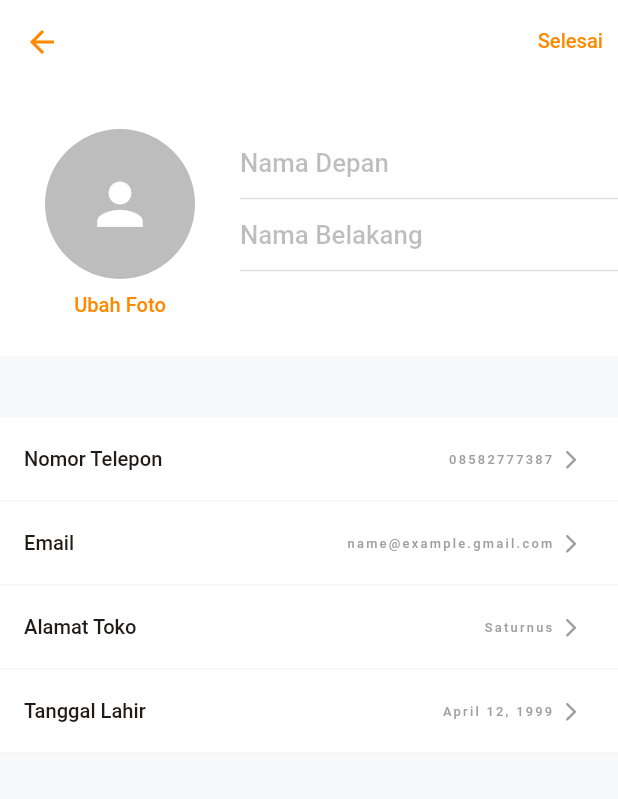
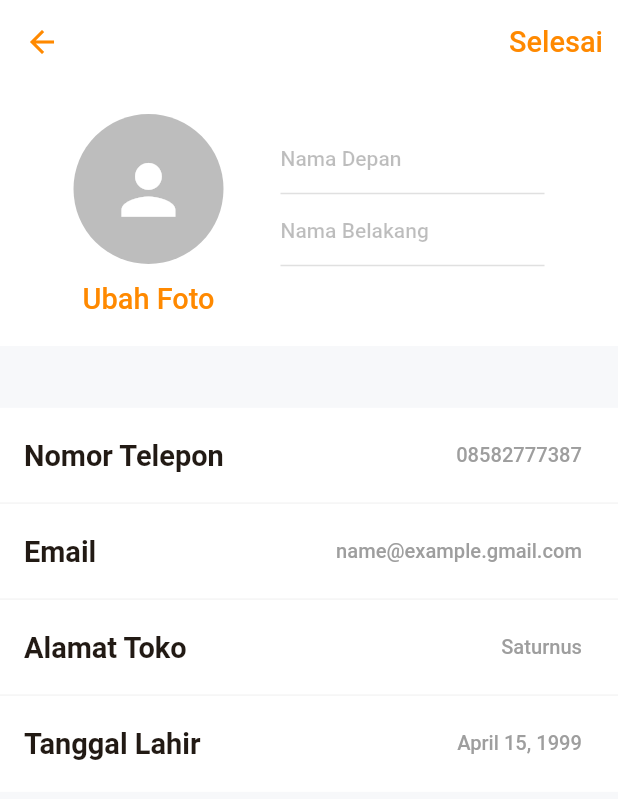
Before and after one commit to MirzaMlna/Tambalin, a Flutter app: the MyAccount screen opened directly, after a tap on "Ubah", on a phone screen of 412 x 824 dp. Shown: the top 799 px of the screen. Run offline on Flutter 3.47's test engine with Material 2 defaults, Android fonts, the light colour scheme and no system bars; our stand-ins replace chat_bubbles, get, google_fonts, responsive_sizer, settings_ui; missing offline and left inert: flutter_verification_code.

Commit message:
📦️💄Changing Font SIze, Add Order Room Chat View

```diff
--- a/lib/setting_pages/my_account_pages/my_account_edit.dart
+++ b/lib/setting_pages/my_account_pages/my_account_edit.dart
@@ -1,20 +1,13 @@
 import 'package:flutter/material.dart';
+import 'package:get/get.dart';
 import 'package:responsive_sizer/responsive_sizer.dart';
-import 'package:tambalin_app/setting_pages/my_account_pages/my_account_page.dart';
 import 'package:tambalin_app/utlis/color_pallete.dart';
 
-class MyAccountEdit extends StatefulWidget {
-  const MyAccountEdit({Key? key}) : super(key: key);
+class MyAccountEdit extends GetView<MenuController> {
+  const MyAccountEdit({super.key});
 
   @override
-  State<MyAccountEdit> createState() => _MyAccountEditState();
-}
-
-class _MyAccountEditState extends State<MyAccountEdit> {
-  @override
   Widget build(BuildContext context) {
-
-
     return Scaffold(
       backgroundColor: const Color(0xFFF7F8FA),
       appBar: AppBar(
@@ -39,7 +32,7 @@ class _MyAccountEditState extends State<MyAccountEdit> {
                     style: TextStyle(
                         fontWeight: FontWeight.w500,
                         color: tambalinPrimary,
-                          fontSize: 15.sp),
+                        fontSize: 18.sp),
                   ),
                 ),
               )
@@ -52,49 +45,51 @@ class _MyAccountEditState extends State<MyAccountEdit> {
           children: [
             Container(
               width: 100.w,
-                height: 22.h,
+              padding: const EdgeInsets.symmetric(vertical: 20, horizontal: 30),
               color: Colors.white,
               child: Row(
                 crossAxisAlignment: CrossAxisAlignment.center,
+                mainAxisAlignment: MainAxisAlignment.spaceAround,
                 children: [
-                    GestureDetector(
+                  Flexible(
+                    child: GestureDetector(
                       child: Column(
+                        crossAxisAlignment: CrossAxisAlignment.center,
                         children: [
-                          Container(
-                            margin: const EdgeInsets.fromLTRB(
-                                30.0, 30.0, 30.0, 10.0),
-                            child: const CircleAvatar(
+                          CircleAvatar(
                             radius: 50,
                             backgroundColor: Colors.black26,
                             child: Icon(
                               Icons.person,
-                                size: 45,
+                              size: 30.sp,
                               color: Colors.white,
                             ),
                           ),
+                          SizedBox(
+                            height: 14.sp,
                           ),
                           Text(
                             'Ubah Foto',
                             style: TextStyle(
                                 fontWeight: FontWeight.w500,
                                 color: tambalinPrimary,
-                                fontSize: 15.sp),
+                                fontSize: 18.sp),
                           )
                         ],
+                      ),
                     ),
                   ),
                   Flexible(
                     child: SizedBox(
                       height: 15.h, // Atur tinggi sesuai kebutuhan
-                        child: Column(
+                      child: const Column(
                         crossAxisAlignment: CrossAxisAlignment.start,
                         children: [
                           TextField(
                             decoration: InputDecoration(
                               hintText: 'Nama Depan',
-                                hintStyle: TextStyle(
-                                    color: Colors.black26, fontSize: 17.sp),
-                                enabledBorder: const UnderlineInputBorder(
+                              hintStyle: TextStyle(color: Colors.black26),
+                              enabledBorder: UnderlineInputBorder(
                                 borderSide: BorderSide(color: Colors.black12),
                               ),
                             ),
@@ -102,9 +97,8 @@ class _MyAccountEditState extends State<MyAccountEdit> {
                           TextField(
                             decoration: InputDecoration(
                               hintText: 'Nama Belakang',
-                                hintStyle: TextStyle(
-                                    color: Colors.black26, fontSize: 17.sp),
-                                enabledBorder: const UnderlineInputBorder(
+                              hintStyle: TextStyle(color: Colors.black26),
+                              enabledBorder: UnderlineInputBorder(
                                 borderSide: BorderSide(color: Colors.black12),
                               ),
                             ),
@@ -119,17 +113,87 @@ class _MyAccountEditState extends State<MyAccountEdit> {
             SizedBox(
               height: 5.h,
             ),
-              const MyAccountList(
-                  title: 'Nomor Telepon', subtitle: '08582777387'),
-              const MyAccountList(
-                  title: 'Email', subtitle: 'name@example.gmail.com'),
-              const MyAccountList(
-                  title: 'Alamat Toko', subtitle: 'Saturnus'),
-              const MyAccountList(
-                  title: 'Tanggal Lahir', subtitle: 'April 12, 1999'),
+            ListView.separated(
+              shrinkWrap: true,
+              physics: const NeverScrollableScrollPhysics(),
+              itemCount: accountTiles.length,
+              itemBuilder: (context, index) => EditAccountForm(
+                title: accountTiles[index].title,
+                subtitle: accountTiles[index].subtitle,
+              ),
+              separatorBuilder: (context, index) => Divider(
+                thickness: 1,
+                height: 0,
+                color: Colors.grey[100],
+              ),
+            ),
           ],
         ),
       ),
     );
   }
 }
+
+List<EditAccountForm> accountTiles = const [
+  EditAccountForm(
+    title: 'Nomor Telepon',
+    subtitle: '08582777387',
+  ),
+  EditAccountForm(
+    title: 'Email',
+    subtitle: 'name@example.gmail.com',
+  ),
+  EditAccountForm(
+    title: 'Alamat Toko',
+    subtitle: 'Saturnus',
+  ),
+  EditAccountForm(
+    title: 'Tanggal Lahir',
+    subtitle: 'April 15, 1999',
+  ),
+];
+
+class EditAccountForm extends StatelessWidget {
+  final String title;
+  final String subtitle;
+
+  const EditAccountForm({
+    required this.title,
+    required this.subtitle,
+    super.key,
+  });
+
+  @override
+  Widget build(BuildContext context) {
+    return ListTile(
+      tileColor: Colors.white,
+      title: Row(
+        mainAxisAlignment: MainAxisAlignment.spaceBetween,
+        children: [
+          Flexible(
+            child: Text(title,
+                style: TextStyle(
+                  fontSize: 18.sp,
+                  fontWeight: FontWeight.w600,
+                )),
+          ),
+          Flexible(
+              child: TextField(
+            textAlign: TextAlign.right,
+            style: TextStyle(
+                fontSize: 15.sp,
+                fontWeight: FontWeight.w500,
+                color: Colors.grey),
+            decoration: InputDecoration(
+                border: InputBorder.none,
+                hintText: subtitle,
+                hintStyle: TextStyle(
+                    fontSize: 15.sp,
+                    fontWeight: FontWeight.w500,
+                    color: Colors.grey)),
+          ))
+        ],
+      ),
+    );
+  }
+}
--- a/lib/setting_pages/my_account_pages/my_account_page.dart
+++ b/lib/setting_pages/my_account_pages/my_account_page.dart
@@ -11,12 +11,9 @@ class MyAccount extends StatefulWidget {
 }
 
 class _MyAccountState extends State<MyAccount> {
-
-
-
   @override
   Widget build(BuildContext context) {
-      return  Scaffold(
+    return Scaffold(
       backgroundColor: const Color(0xFFF7F8FA),
       appBar: AppBar(
         elevation: 0.0,
@@ -43,7 +40,7 @@ class _MyAccountState extends State<MyAccount> {
                     style: TextStyle(
                         fontWeight: FontWeight.w500,
                         color: tambalinPrimary,
-                          fontSize: 15.sp),
+                        fontSize: 18.sp),
                   ),
                 ),
               )
@@ -77,17 +74,17 @@ class _MyAccountState extends State<MyAccount> {
                     'Uchiha Randa',
                     style: TextStyle(
                       fontWeight: FontWeight.bold,
-                        fontSize: 18.sp,
+                      fontSize: 20.sp,
                     ),
                   ),
                   SizedBox(
                     height: 1.h,
                   ),
                   Text(
-                      'Gold Member',
+                    'Pemula',
                     style: TextStyle(
                       color: Colors.grey,
-                        fontSize: 14.sp,
+                      fontSize: 16.sp,
                     ),
                   ),
                 ],
@@ -99,7 +96,7 @@ class _MyAccountState extends State<MyAccount> {
                 child: Text(
                   'INFORMASI',
                   style: TextStyle(
-                        fontSize: 12.sp,
+                      fontSize: 15.sp,
                       fontWeight: FontWeight.w600,
                       color: Colors.grey),
                 )),
@@ -109,18 +106,15 @@ class _MyAccountState extends State<MyAccount> {
                 title: 'Nomor Telepon', subtitle: '08582777387'),
             const MyAccountList(
                 title: 'Email', subtitle: 'name@example.gmail.com'),
+            const MyAccountList(title: 'Alamat Toko', subtitle: 'Saturnus'),
             const MyAccountList(
-                  title: 'Alamat Toko', subtitle: 'Saturnus'),
-              const MyAccountList(
-                  title: 'Tanggal Lahir', subtitle: 'April 12, 1999'),
+                title: 'Tanggal Lahir', subtitle: 'April 15, 1999'),
           ],
         ),
       ),
     );
   }
-
 }
-
 
 class MyAccountList extends StatelessWidget {
   final String title;
@@ -141,7 +135,7 @@ class MyAccountList extends StatelessWidget {
           tileColor: Colors.white,
           title: Text(title,
               style: TextStyle(
-                fontSize: 15.sp,
+                fontSize: 18.sp,
                 fontWeight: FontWeight.w500,
               )),
           trailing: Row(
@@ -150,7 +144,7 @@ class MyAccountList extends StatelessWidget {
               Text(
                 subtitle,
                 style: TextStyle(
-                    fontSize: 12.sp,
+                    fontSize: 15.sp,
                     fontWeight: FontWeight.w500,
                     color: Colors.grey),
               ),
@@ -159,7 +153,7 @@ class MyAccountList extends StatelessWidget {
               ),
               const Icon(
                 Icons.arrow_forward_ios_rounded,
-                size: 15,
+                size: 18,
                 color: Colors.grey,
               ),
             ],
--- a/pubspec.yaml
+++ b/pubspec.yaml
@@ -40,6 +40,8 @@ dependencies:
   flutter_svg: ^2.0.7
   settings_ui: ^2.0.2
   responsive_sizer: ^3.2.0
+  get: ^4.6.5
+  chat_bubbles: ^1.5.0
 
 dev_dependencies:
   flutter_test:
```
Also changed, not shown: lib/main_pages/main_page.dart (+8 -10 lines), lib/order_pages/chat/order_roomchat.dart (added, +100 -0 lines), lib/order_pages/order_received_page.dart (+65 -54 lines), lib/order_pages/order_screen.dart (+7 -7 lines), pubspec.lock. Lines whose indentation alone changed are shown as unchanged.
